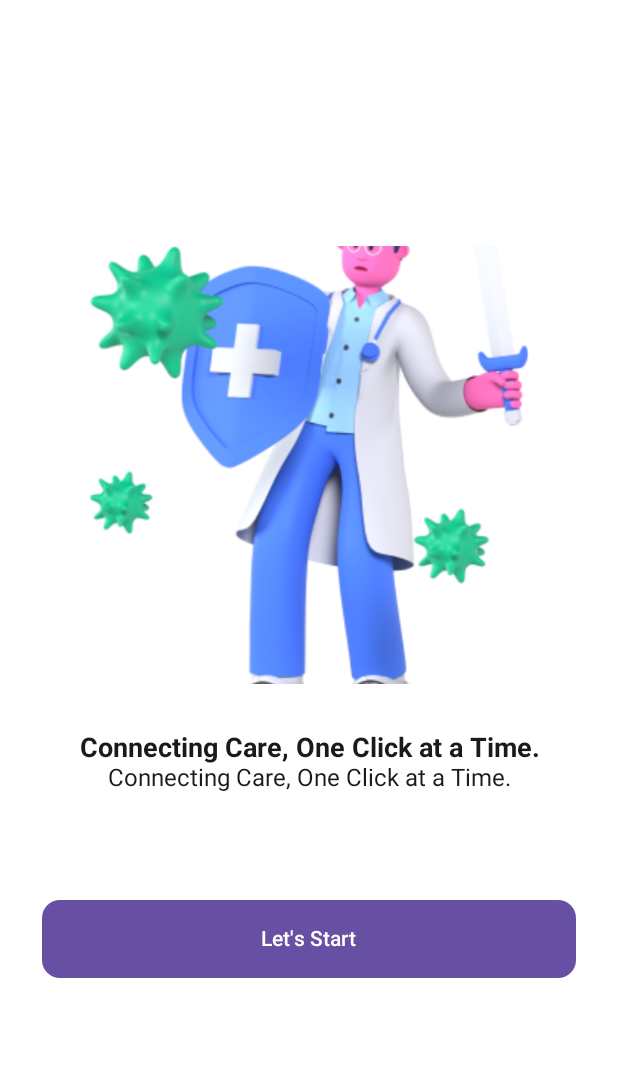
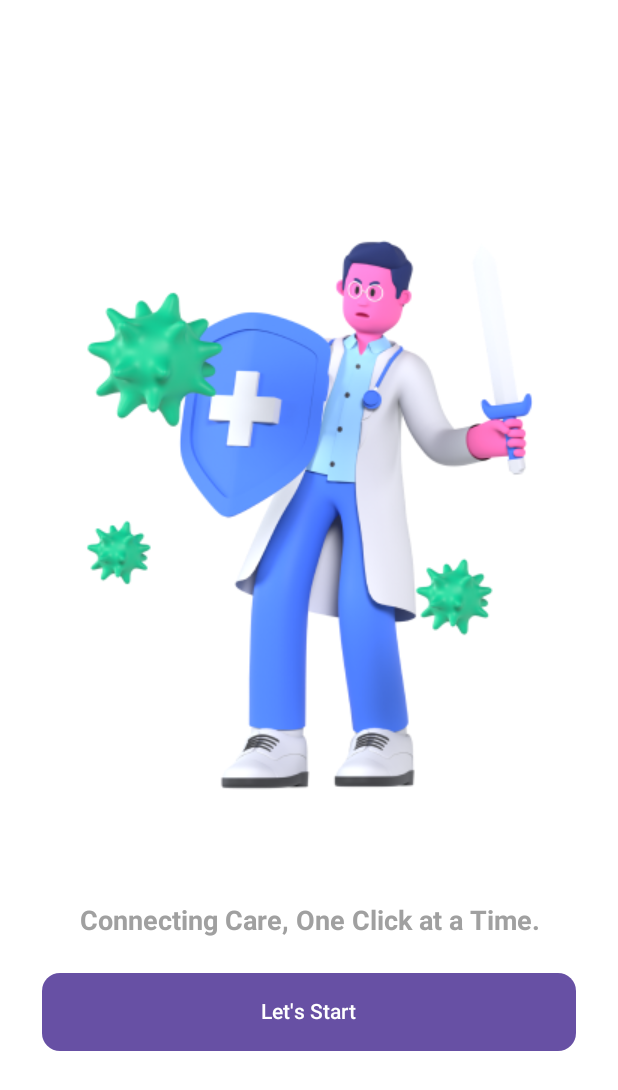
Before and after one commit to SidharthMudgil/swaasth-partners, an Android app built with Jetpack Compose: the @Preview function OnboardingScreenPreview, on a phone screen of 412 x 824 dp. Shown: the top 1090 px of the screen. Run offline under Robolectric (Android 15) with nearby library versions, the phone set to English and light mode, and no system bars.

Commit message:
complete implementation of OnboardingScreen

```diff
--- a/app/src/main/java/com/swaasth/partner/ui/presentation/onboarding/OnboardingScreen.kt
+++ b/app/src/main/java/com/swaasth/partner/ui/presentation/onboarding/OnboardingScreen.kt
@@ -22,6 +22,7 @@ import androidx.compose.ui.tooling.preview.Preview
 import androidx.compose.ui.unit.dp
 import androidx.compose.ui.unit.sp
 import com.swaasth.partner.R
+import com.swaasth.partner.ui.theme.Grey20
 import com.swaasth.partner.ui.theme.Grey80
 
 @Composable
@@ -39,7 +40,6 @@ fun OnboardingScreen(onClick: () -> Unit) {
             contentScale = ContentScale.Crop,
             modifier = Modifier
                 .fillMaxWidth()
-                .aspectRatio(1.3f)
         )
 
         Spacer(modifier = Modifier.padding(bottom = 32.dp))
@@ -47,18 +47,11 @@ fun OnboardingScreen(onClick: () -> Unit) {
             text = "Connecting Care, One Click at a Time.",
             fontSize = 18.sp,
             fontWeight = FontWeight.Bold,
-            color = Grey80,
-            textAlign = TextAlign.Center
-        )
-        Text(
-            text = "Connecting Care, One Click at a Time.",
-            fontSize = 16.sp,
-            fontWeight = FontWeight.Normal,
-            color = Grey80,
+            color = Grey20,
             textAlign = TextAlign.Center
         )
 
-        Spacer(modifier = Modifier.padding(bottom = 64.dp))
+        Spacer(modifier = Modifier.padding(bottom = 16.dp))
         Button(
             onClick = onClick,
             shape = RoundedCornerShape(12.dp),
```
Also changed, not shown: app/src/main/java/com/swaasth/partner/ui/presentation/home/component/BookingList.kt (added, +15 -0 lines), app/src/main/java/com/swaasth/partner/ui/presentation/home/component/FiltersList.kt (added, +15 -0 lines).
